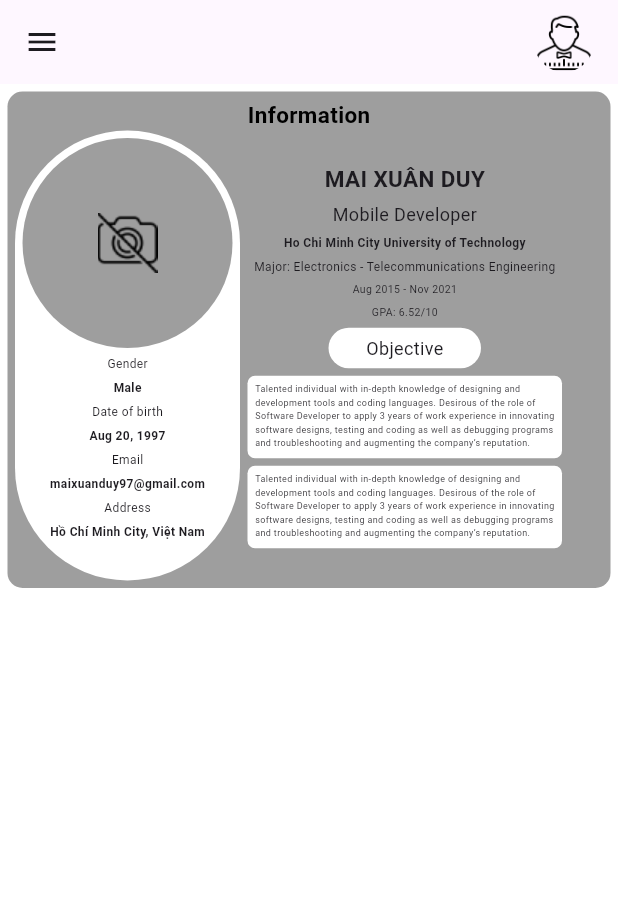
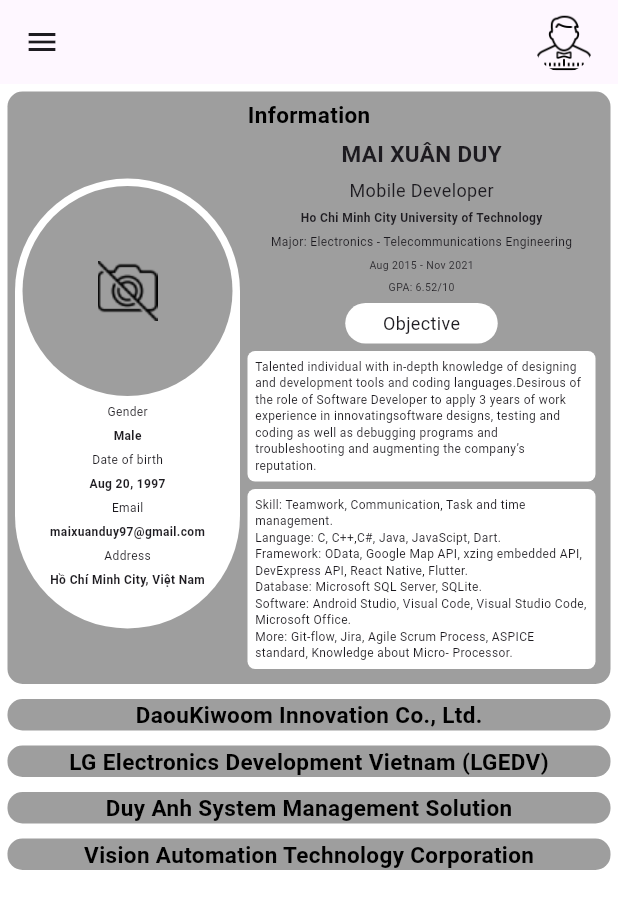
Before and after one commit to xuanduy97/cv, a Flutter app: the screen it shows after launch, on a phone screen of 412 x 824 dp. Shown: the top 909 px of the screen. Run offline on Flutter 3.47's test engine with Material 3 defaults, Android fonts, the phone set to English and light mode, and no system bars.

```diff
--- a/lib/screens/home_screen.dart
+++ b/lib/screens/home_screen.dart
@@ -1,5 +1,9 @@
 import 'package:flutter/material.dart';
+import '../widgets/daoukiwoom_exp.dart';
+import '../widgets/duyanh_sms.dart';
 import '../widgets/information_widget.dart';
+import '../widgets/lg_exp.dart';
+import '../widgets/vva.dart';
 
 class Home extends StatelessWidget {
   const Home({super.key});
@@ -42,7 +46,11 @@ class Home extends StatelessWidget {
       body: SingleChildScrollView(
         child: Column(
           children: [
-            informationWidget(),
+            InformationWidget(),
+            DaouInnoEXP(),
+            LG_EXP(),
+            DuyAnh_SMS_EXP(),
+            VVA_EXP(),
           ],
         ),
       ),
--- /dev/null
+++ b/lib/widgets/daoukiwoom_exp.dart
@@ -0,0 +1,33 @@
+import 'package:flutter/material.dart';
+
+class DaouInnoEXP extends StatelessWidget {
+  const DaouInnoEXP({super.key});
+
+  @override
+  Widget build(BuildContext context) {
+    return Padding(
+        padding: const EdgeInsets.all(5.0),
+        child: Container(
+          decoration: BoxDecoration(
+              color: Colors.grey,
+              borderRadius: BorderRadius.circular(10)
+          ),
+          child: Column(
+            children: [
+              Text(
+                "DaouKiwoom Innovation Co., Ltd.",
+                style: TextStyle(
+                    fontSize: 15,
+                    fontWeight: FontWeight.bold,
+                    color: Colors.black
+                ),
+              ),
+              Row(
+
+              )
+            ],
+          ),
+        )
+    );
+  }
+}
--- /dev/null
+++ b/lib/widgets/duyanh_sms.dart
@@ -0,0 +1,33 @@
+import 'package:flutter/material.dart';
+
+class DuyAnh_SMS_EXP extends StatelessWidget {
+  const DuyAnh_SMS_EXP({super.key});
+
+  @override
+  Widget build(BuildContext context) {
+    return Padding(
+        padding: const EdgeInsets.all(5.0),
+        child: Container(
+          decoration: BoxDecoration(
+              color: Colors.grey,
+              borderRadius: BorderRadius.circular(10)
+          ),
+          child: Column(
+            children: [
+              Text(
+                "Duy Anh System Management Solution",
+                style: TextStyle(
+                    fontSize: 15,
+                    fontWeight: FontWeight.bold,
+                    color: Colors.black
+                ),
+              ),
+              Row(
+
+              )
+            ],
+          ),
+        )
+    );
+  }
+}
--- /dev/null
+++ b/lib/widgets/information_item.dart
@@ -0,0 +1,34 @@
+import 'package:flutter/material.dart';
+
+class InformationItem extends StatelessWidget {
+  final String inforName;
+  final String inforValue;
+  InformationItem({super.key, required this.inforName, required this.inforValue});
+
+  @override
+  Widget build(BuildContext context) {
+    return Column(
+      children: [
+        SizedBox(height: 5,),
+        Center(
+          child:Text(
+            inforName,
+            style: TextStyle(
+                fontSize: 8
+            ),
+          ),
+        ),
+        SizedBox(height: 5,),
+        Center(
+          child:Text(
+            inforValue,
+            style: TextStyle(
+                fontSize: 8,
+                fontWeight: FontWeight.bold
+            ),
+          ),
+        )
+      ],
+    );
+  }
+}
--- a/lib/widgets/information_widget.dart
+++ b/lib/widgets/information_widget.dart
@@ -1,6 +1,14 @@
 import 'package:flutter/material.dart';
+import 'information_item.dart';
 
-Widget informationWidget(){
+class InformationWidget extends StatelessWidget {
+  const InformationWidget({super.key});
+
+  @override
+  Widget build(BuildContext context) {
+    var size = MediaQuery.of(context).size;
+    final _listInfo = ['Gender','Date of birth', 'Email', 'Address'];
+    final _listValue = ['Male','Aug 20, 1997', 'maixuanduy97@gmail.com', 'Hồ Chí Minh City, Việt Nam'];
     return Padding(
       padding: const EdgeInsets.all(5.0),
       child: Container(
@@ -31,7 +39,7 @@ Widget informationWidget(){
                     ),
                     child: Padding(
                       padding: const EdgeInsets.all(5.0),
-                    child: Column(
+                      child: ListView(
                         children: [
                           Container(
                             width: 140,
@@ -44,82 +52,8 @@ Widget informationWidget(){
                                 )
                             ),
                           ),
-                        SizedBox(height: 5,),
-                        Center(
-                          child:Text(
-                            "Gender",
-                            style: TextStyle(
-                                fontSize: 8
-                            ),
-                          ),
-                        ),
-                        SizedBox(height: 5,),
-                        Center(
-                          child:Text(
-                            "Male",
-                            style: TextStyle(
-                                fontSize: 8,
-                                fontWeight: FontWeight.bold
-                            ),
-                          ),
-                        ),
-                        SizedBox(height: 5,),
-                        Center(
-                          child:Text(
-                            "Date of birth",
-                            style: TextStyle(
-                                fontSize: 8
-                            ),
-                          ),
-                        ),
-                        SizedBox(height: 5,),
-                        Center(
-                          child:Text(
-                            "Aug 20, 1997",
-                            style: TextStyle(
-                                fontSize: 8,
-                                fontWeight: FontWeight.bold
-                            ),
-                          ),
-                        ),
-                        SizedBox(height: 5,),
-                        Center(
-                          child:Text(
-                            "Email",
-                            style: TextStyle(
-                                fontSize: 8
-                            ),
-                          ),
-                        ),
-                        SizedBox(height: 5,),
-                        Center(
-                          child:Text(
-                            "maixuanduy97@gmail.com",
-                            style: TextStyle(
-                                fontSize: 8,
-                                fontWeight: FontWeight.bold
-                            ),
-                          ),
-                        ),
-                        SizedBox(height: 5,),
-                        Center(
-                          child:Text(
-                            "Address",
-                            style: TextStyle(
-                                fontSize: 8
-                            ),
-                          ),
-                        ),
-                        SizedBox(height: 5,),
-                        Center(
-                          child:Text(
-                            "Hồ Chí Minh City, Việt Nam",
-                            style: TextStyle(
-                                fontSize: 8,
-                                fontWeight: FontWeight.bold
-                            ),
-                          ),
-                        ),
+                          for(int i = 0; i < _listInfo.length && i < _listValue.length ; ++i )
+                            InformationItem(inforName : _listInfo[i] , inforValue: _listValue[i])
                         ],
                       ),
                     ),
@@ -189,6 +123,7 @@ Widget informationWidget(){
                         ),
                         SizedBox(height: 5,),
                         Container(
+                          width: size.width - 180,
                           decoration: BoxDecoration(
                               color: Colors.white,
                               borderRadius: BorderRadius.circular(5)
@@ -196,19 +131,19 @@ Widget informationWidget(){
                           child: Padding(
                             padding: EdgeInsets.all(5),
                             child: Text(
-                            'Talented individual with in-depth knowledge of designing and'
-                                '\ndevelopment tools and coding languages. Desirous of the role of'
-                                '\nSoftware Developer to apply 3 years of work experience in innovating'
-                                '\nsoftware designs, testing and coding as well as debugging programs'
-                                '\nand troubleshooting and augmenting the company’s reputation.',
+                              'Talented individual with in-depth knowledge of designing and development tools and coding languages.'
+                                  'Desirous of the role of Software Developer to apply 3 years of work experience in innovating'
+                                  'software designs, testing and coding as well as debugging programs and troubleshooting and'
+                                  ' augmenting the company’s reputation.',
                               style: TextStyle(
-                                fontSize: 6
+                                  fontSize: 8
                               ),
                             ),
                           ),
                         ),
                         SizedBox(height: 5,),
                         Container(
+                          width: size.width - 180,
                           decoration: BoxDecoration(
                               color: Colors.white,
                               borderRadius: BorderRadius.circular(5)
@@ -216,15 +151,16 @@ Widget informationWidget(){
                           child: Padding(
                             padding: EdgeInsets.all(5),
                             child: Text(
-                            'Talented individual with in-depth knowledge of designing and'
-                                '\ndevelopment tools and coding languages. Desirous of the role of'
-                                '\nSoftware Developer to apply 3 years of work experience in innovating'
-                                '\nsoftware designs, testing and coding as well as debugging programs'
-                                '\nand troubleshooting and augmenting the company’s reputation.',
+                              'Skill: Teamwork, Communication, Task and time management.'
+                              '\nLanguage: C, C++,C#, Java, JavaScipt, Dart.'
+                              '\nFramework: OData, Google Map API, xzing embedded API, DevExpress API, React Native, Flutter.'
+                              '\nDatabase: Microsoft SQL Server, SQLite.'
+                              '\nSoftware: Android Studio, Visual Code, Visual Studio Code, Microsoft Office.'
+                              '\nMore: Git-flow, Jira, Agile Scrum Process, ASPICE standard, Knowledge about Micro- Processor.',
                               style: TextStyle(
-                                fontSize: 6
+                                  fontSize: 8
                               ),
-                          ),
+                            )
                           ),
                         )
                       ],
@@ -238,3 +174,4 @@ Widget informationWidget(){
       ),
     );
   }
+}
--- /dev/null
+++ b/lib/widgets/lg_exp.dart
@@ -0,0 +1,33 @@
+import 'package:flutter/material.dart';
+
+class LG_EXP extends StatelessWidget {
+  const LG_EXP({super.key});
+
+  @override
+  Widget build(BuildContext context) {
+    return Padding(
+        padding: const EdgeInsets.all(5.0),
+        child: Container(
+          decoration: BoxDecoration(
+              color: Colors.grey,
+              borderRadius: BorderRadius.circular(10)
+          ),
+          child: Column(
+            children: [
+              Text(
+                "LG Electronics Development Vietnam (LGEDV)",
+                style: TextStyle(
+                    fontSize: 15,
+                    fontWeight: FontWeight.bold,
+                    color: Colors.black
+                ),
+              ),
+              Row(
+
+              )
+            ],
+          ),
+        )
+    );
+  }
+}
--- /dev/null
+++ b/lib/widgets/vva.dart
@@ -0,0 +1,33 @@
+import 'package:flutter/material.dart';
+
+class VVA_EXP extends StatelessWidget {
+  const VVA_EXP({super.key});
+
+  @override
+  Widget build(BuildContext context) {
+    return Padding(
+        padding: const EdgeInsets.all(5.0),
+        child: Container(
+          decoration: BoxDecoration(
+              color: Colors.grey,
+              borderRadius: BorderRadius.circular(10)
+          ),
+          child: Column(
+            children: [
+              Text(
+                "Vision Automation Technology Corporation",
+                style: TextStyle(
+                    fontSize: 15,
+                    fontWeight: FontWeight.bold,
+                    color: Colors.black
+                ),
+              ),
+              Row(
+
+              )
+            ],
+          ),
+        )
+    );
+  }
+}
```
Lines whose indentation alone changed are shown as unchanged.
